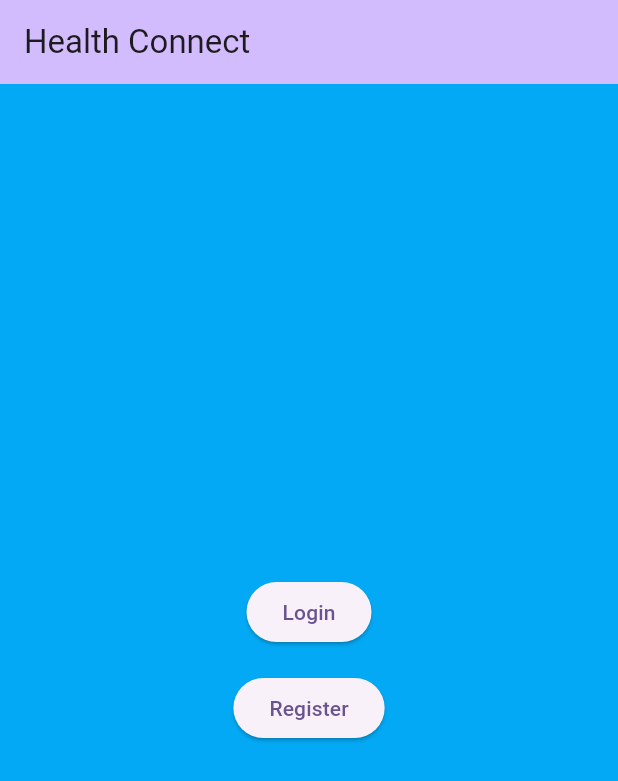
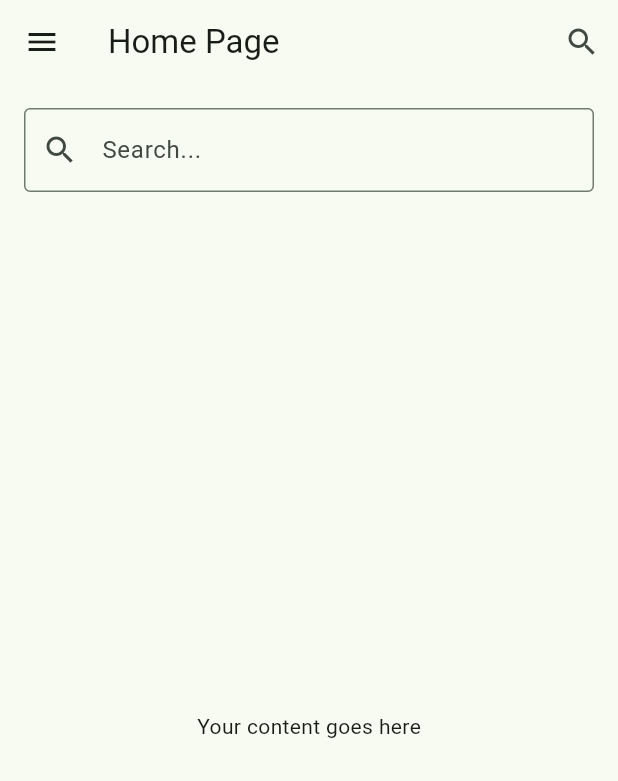
Before and after one commit to Wesley-Perrang/HealthConnect, a Flutter app: the HomePage screen opened directly, on a phone screen of 412 x 824 dp. Shown: the top 781 px of the screen. Run offline on Flutter 3.47's test engine with Material 2 defaults, Android fonts, the phone set to English and light mode, and no system bars; our stand-ins replace firebase_auth, firebase_core; accounts and stored records are empty.

Commit message:
added Home page,settings and user page

```diff
--- a/health_connect/lib/home_page.dart
+++ b/health_connect/lib/home_page.dart
@@ -1,45 +1,106 @@
 import 'package:flutter/material.dart';
-import 'login_page.dart';
-import 'register_page.dart';
+import 'package:health_connect/settings_page.dart';
+import 'package:health_connect/user_page.dart';
 
 class HomePage extends StatelessWidget {
-  const HomePage({super.key});
-
   @override
   Widget build(BuildContext context) {
     return Scaffold(
       appBar: AppBar(
-        backgroundColor: Theme.of(context).colorScheme.inversePrimary,
-        title: Text('Health Connect'),
+        title: Text('Home Page'),
+        leading: Builder(
+          builder: (BuildContext context) {
+            return IconButton(
+              icon: Icon(Icons.menu), // Hamburger menu icon
+              onPressed: () {
+                Scaffold.of(context).openDrawer(); // Open the navigation drawer
+              },
+            );
+          },
+        ),
+        actions: [
+          IconButton(
+            icon: Icon(Icons.search), // Search icon
+            onPressed: () {
+              // Implement your search functionality here
+              // You can open a search page or show a search bar overlay
+            },
+          ),
+        ],
       ),
-      body: Container(
-        // Set the background color here
-        color: Colors.lightBlue, // Replace with your preferred color
-        child: Center(
-          child: Column(
-            mainAxisAlignment: MainAxisAlignment.center,
-            children: <Widget>[
-              ElevatedButton(
-                onPressed: () {
-                  Navigator.of(context).push(MaterialPageRoute(
-                    builder: (context) => const LoginPage(),
-                  ));
-                },
-                child: Text('Login'),
+      drawer: Drawer(
+        child: ListView(
+          padding: EdgeInsets.zero,
+          children: <Widget>[
+            DrawerHeader(
+              decoration: BoxDecoration(
+                color: Theme.of(context).primaryColor, // Customize the drawer header background color
               ),
-              SizedBox(height: 16.0),
-              ElevatedButton(
-                onPressed: () {
-                  Navigator.of(context).push(MaterialPageRoute(
-                    builder: (context) => const RegisterPage(),
-                  ));
-                },
-                child: Text('Register'),
+              child: Text(
+                'Menu',
+                style: TextStyle(
+                  color: Colors.white, // Customize the text color
+                  fontSize: 24,
+                ),
               ),
-            ],
+            ),
+            ListTile(
+              leading: Icon(Icons.home),
+              title: Text('Home'),
+              onTap: () {
+                // Navigate to the HomeScreen or your desired screen
+                Navigator.push(
+                  context,
+                  MaterialPageRoute(builder: (context) => HomePage()),
+                );
+              },
+            ),
+            ListTile(
+              leading: Icon(Icons.settings),
+              title: Text('Settings'),
+              onTap: () {
+                // Navigate to the SettingsScreen or your desired screen
+                Navigator.push(
+                  context,
+                  MaterialPageRoute(builder: (context) => SettingsPage()),
+                );
+              },
+            ),
+            ListTile(
+              leading: Icon(Icons.verified_user),
+              title: Text('User'),
+              onTap: () {
+                // Navigate to the NotificationsScreen or your desired screen
+                Navigator.push(
+                  context,
+                  MaterialPageRoute(builder: (context) => UserPage()),
+                );
+              },
+            ),
+          ],
+        ),
+      ),
+      body: Column(
+        children: <Widget>[
+          Padding(
+            padding: const EdgeInsets.all(16.0),
+            child: TextField(
+              decoration: InputDecoration(
+                hintText: 'Search...',
+                prefixIcon: Icon(Icons.search),
+                border: OutlineInputBorder(),
+              ),
+            ),
           ),
-        ),
+          Expanded(
+            child: Center(
+              child: Text('Your content goes here'),
+            ),
+          ),
+        ],
       ),
     );
   }
 }
+
+// Define HomeScreen, SettingsScreen, and UserPage as shown in your previous code.
--- a/health_connect/pubspec.yaml
+++ b/health_connect/pubspec.yaml
@@ -35,6 +35,9 @@ dependencies:
   # The following adds the Cupertino Icons font to your application.
   # Use with the CupertinoIcons class for iOS style icons.
   cupertino_icons: ^1.0.2
+  firebase_core: ^2.17.0
+  firebase_auth: ^4.10.1
+  intl: ^0.17.0
 
 dev_dependencies:
   flutter_test:
```
Also changed, not shown: health_connect/lib/login_page.dart (+41 -7 lines), health_connect/lib/main.dart (+16 -4 lines), health_connect/lib/register_page.dart (+35 -12 lines), health_connect/lib/settings_page.dart (added, +30 -0 lines), health_connect/lib/start_page.dart (added, +81 -0 lines), health_connect/lib/user_page.dart (added, +30 -0 lines), App Logo.png (added), health_connect/pubspec.lock, 7 other files.
